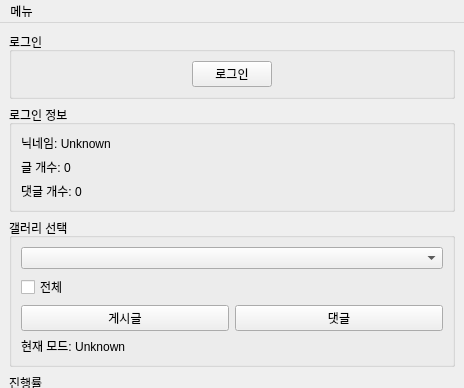
First picture: the form in quasarzone_cleaner/gui/resources/ui/ui_main_window.ui, repository bbc1246/quasarzone-cleaner, before the edit; both pictures show x 0 to 464 and y 0 to 388 of the 464 by 920 pixel window.
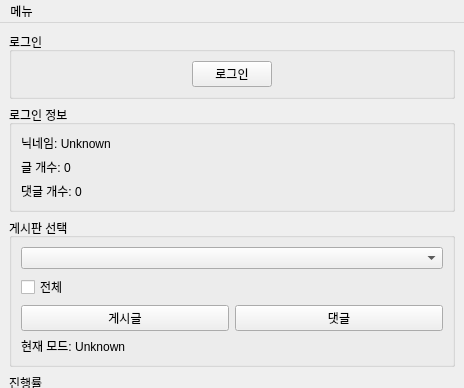
Second picture: the form after the edit.

Commit message: ui 개선

Diff of the .ui file:
```diff
--- a/quasarzone_cleaner/gui/resources/ui/ui_main_window.ui
+++ b/quasarzone_cleaner/gui/resources/ui/ui_main_window.ui
@@ -145,7 +145,7 @@
     <item>
      <widget class="QGroupBox" name="group_box_gall">
       <property name="title">
-       <string>갤러리 선택</string>
+       <string>게시판 선택</string>
       </property>
       <layout class="QVBoxLayout" name="verticalLayout_4">
        <item>
```
